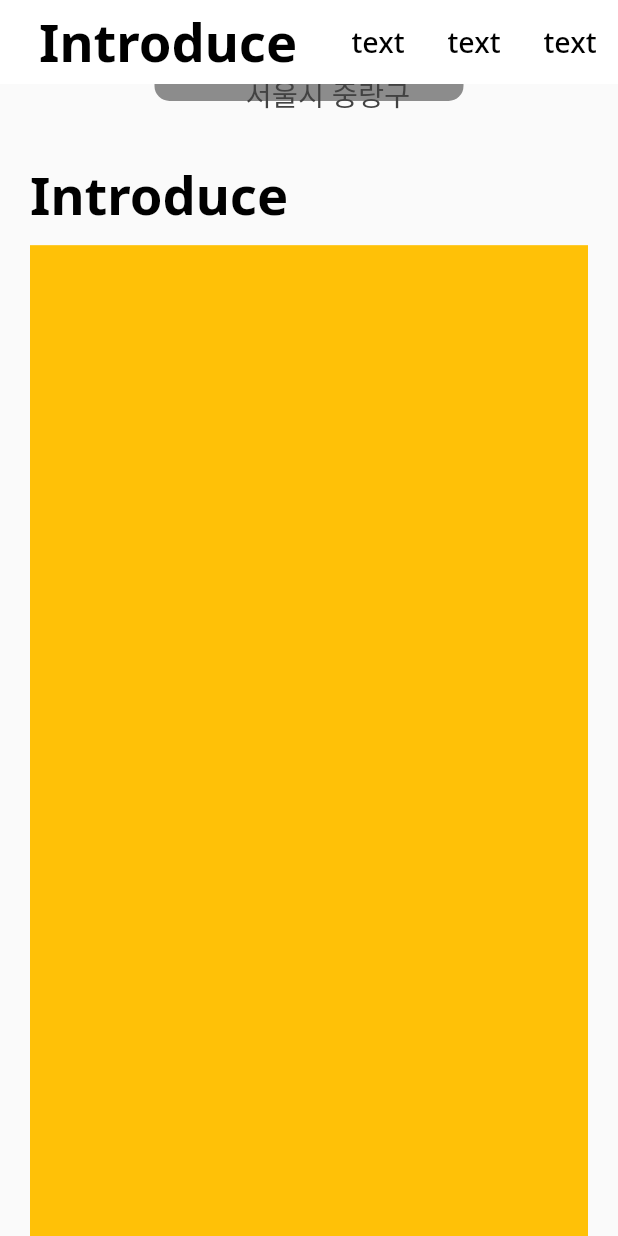
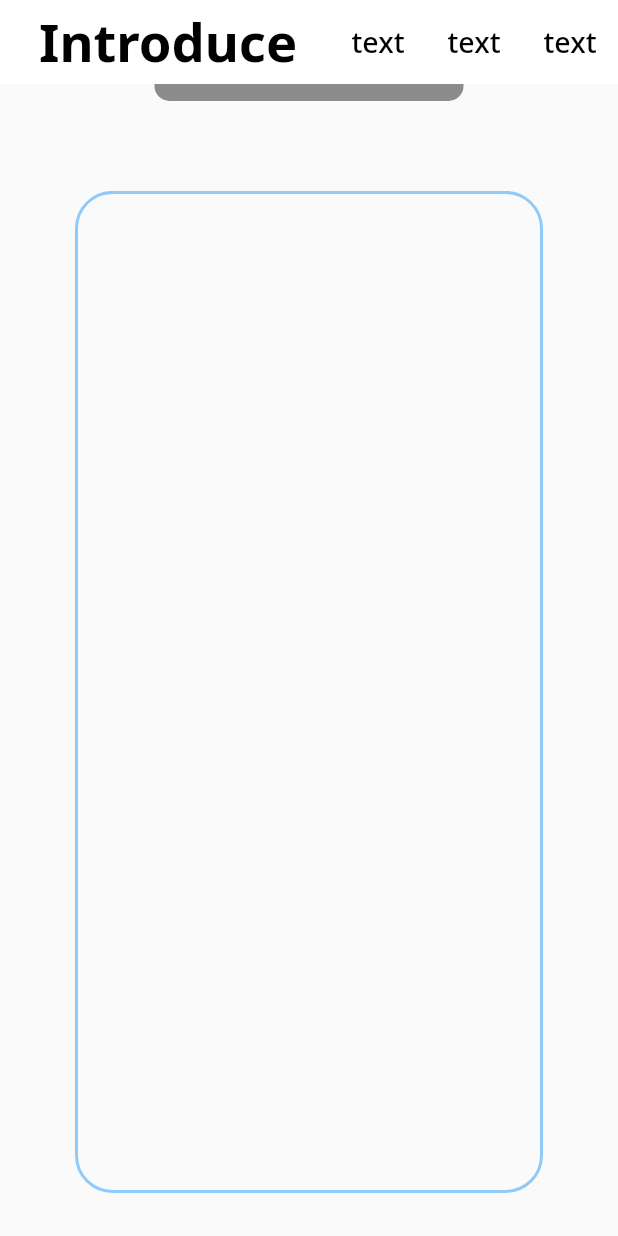
Before and after one commit to devpark435/profile_flutter_web, a Flutter app: the screen it shows after launch, scrolled down 576 dp, on a phone screen of 412 x 824 dp. Run offline on Flutter 3.47's test engine with Material 2 defaults, Android fonts, the phone set to English and light mode, and no system bars; drawn by our look-alikes of auto_size_text; our stand-ins replace font_awesome_flutter.

Commit message:
feat : ui style

```diff
--- a/lib/screens/introduce.dart
+++ b/lib/screens/introduce.dart
@@ -6,28 +6,14 @@ class IntroducScreen extends StatelessWidget {
 
   @override
   Widget build(BuildContext context) {
-    final introduc_Controller = PageController();
-    return Container(
-      child: Padding(
-        padding: const EdgeInsets.all(20.0),
-        child: Column(
+    final introducController = PageController();
+    return Padding(
+      padding: const EdgeInsets.all(50.0),
+      child: PageView(
+        controller: introducController,
+        scrollDirection: Axis.horizontal,
         children: [
-            Expanded(
-                flex: 1,
-                child: Container(
-                  alignment: Alignment.centerLeft,
-                  child: Typografie().displayMedium("Introduce", Colors.black),
-                )),
-            Expanded(
-                flex: 10,
-                child: Container(
-                  child: PageView(
-                    controller: introduc_Controller,
-                    scrollDirection: Axis.vertical,
-                    children: [
-                      Container(
-                        color: Colors.amber,
-                      ),
+          firstPage(),
           Container(
             color: Colors.black,
           ),
@@ -36,10 +22,15 @@ class IntroducScreen extends StatelessWidget {
           )
         ],
       ),
-                ))
-          ],
-        ),
+    );
+  }
+}
+
+Widget firstPage() {
+  return Container(
+    decoration: BoxDecoration(
+      borderRadius: BorderRadius.circular(25),
+      border: Border.all(color: Colors.blue.shade200, width: 2),
     ),
   );
 }
-}
--- a/lib/screens/profile.dart
+++ b/lib/screens/profile.dart
@@ -18,25 +18,30 @@ class ProfileScreen extends StatelessWidget {
                     flex: 5,
                     child: Container(
                       width: MediaQuery.of(context).size.width,
-                      color: Colors.grey.shade800,
+                      color: const Color.fromARGB(255, 39, 55, 77),
                       alignment: Alignment.center,
                       child: Padding(
                         padding: const EdgeInsets.symmetric(horizontal: 10),
                         child: Column(
                           mainAxisAlignment: MainAxisAlignment.center,
                           children: [
-                            Typografie().displayLarge("박현렬", Colors.white),
-                            Typografie().displayMedium("Profile", Colors.white),
+                            Typografie().displayLarge("박현렬",
+                                const Color.fromARGB(255, 221, 230, 237)),
+                            Typografie().displayMedium("Profile",
+                                const Color.fromARGB(255, 221, 230, 237)),
                             Typografie().displaySmall(
                                 "Flutter Developer, Ios Developer",
-                                Colors.white),
-                            Typografie().displayMedium("-", Colors.white),
+                                const Color.fromARGB(255, 221, 230, 237)),
+                            Typografie().displayMedium(
+                                "-", const Color.fromARGB(255, 221, 230, 237)),
                             Typografie().displaySmall(
                                 "Flutter 개발에 대한 열정과 경험을 쌓아온 개발자로,",
-                                Colors.white.withOpacity(.8)),
+                                const Color.fromARGB(255, 221, 230, 237)
+                                    .withOpacity(.8)),
                             Typografie().displaySmall(
                                 "창의적이고 효율적인 솔루션을 찾는 것을 즐깁니다.",
-                                Colors.white.withOpacity(.8)),
+                                const Color.fromARGB(255, 221, 230, 237)
+                                    .withOpacity(.8)),
                           ],
                         ),
                       ),
@@ -45,9 +50,12 @@ class ProfileScreen extends StatelessWidget {
                   Expanded(
                       flex: 5,
                       child: Center(
-                          child: SizedBox(
-                              width: MediaQuery.of(context).size.width * .8,
-                              child: const InfoScreen()))),
+                          child: Padding(
+                        padding: const EdgeInsets.only(bottom: 50.0),
+                        child: SizedBox(
+                            width: MediaQuery.of(context).size.width * .8,
+                            child: const InfoScreen()),
+                      ))),
                 ],
               ),
             ),
@@ -164,16 +172,15 @@ class InfoScreen extends StatelessWidget {
   }
 }
 
-Widget infoContainer(Icon icon, String text1, String text2) {
+Widget infoContainer(icon, String text1, String text2) {
   return Padding(
     padding: const EdgeInsets.all(8.0),
     child: Row(
       children: [
         Expanded(
           child: Padding(
-            padding: const EdgeInsets.all(30.0),
-            child: FittedBox(fit: BoxFit.cover, child: icon),
-          ),
+              padding: const EdgeInsets.all(30.0),
+              child: FittedBox(fit: BoxFit.cover, child: icon)),
           flex: 1,
         ),
         Expanded(
--- a/pubspec.yaml
+++ b/pubspec.yaml
@@ -35,6 +35,8 @@ dependencies:
   # The following adds the Cupertino Icons font to your application.
   # Use with the CupertinoIcons class for iOS style icons.
   cupertino_icons: ^1.0.2
+  font_awesome_flutter: ^10.6.0
+  auto_size_text: ^3.0.0
 
 dev_dependencies:
   flutter_test:
```
Also changed, not shown: pubspec.lock. Lines whose indentation alone changed are shown as unchanged.
